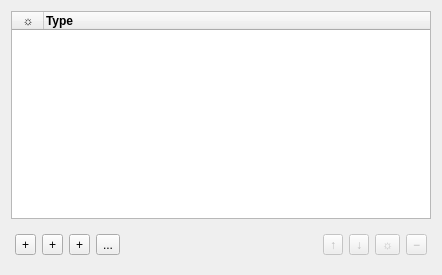
The window that src/dlg/LayerDialog.ui (wagenadl/photohoard) describes before a commit, drawn with Qt 5.
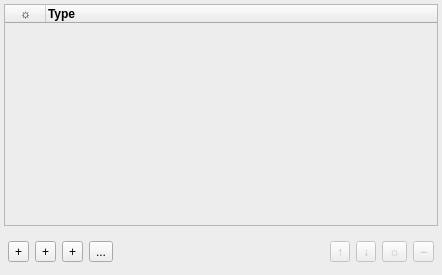
The same window after the commit. Icons and pictures are not drawn.

```diff
--- a/src/dlg/LayerDialog.ui
+++ b/src/dlg/LayerDialog.ui
@@ -10,10 +10,89 @@
     <height>275</height>
    </rect>
   </property>
+  <property name="palette">
+   <palette>
+    <active>
+     <colorrole role="Base">
+      <brush brushstyle="SolidPattern">
+       <color alpha="255">
+        <red>237</red>
+        <green>237</green>
+        <blue>237</blue>
+       </color>
+      </brush>
+     </colorrole>
+     <colorrole role="Window">
+      <brush brushstyle="SolidPattern">
+       <color alpha="255">
+        <red>237</red>
+        <green>237</green>
+        <blue>237</blue>
+       </color>
+      </brush>
+     </colorrole>
+    </active>
+    <inactive>
+     <colorrole role="Base">
+      <brush brushstyle="SolidPattern">
+       <color alpha="255">
+        <red>237</red>
+        <green>237</green>
+        <blue>237</blue>
+       </color>
+      </brush>
+     </colorrole>
+     <colorrole role="Window">
+      <brush brushstyle="SolidPattern">
+       <color alpha="255">
+        <red>237</red>
+        <green>237</green>
+        <blue>237</blue>
+       </color>
+      </brush>
+     </colorrole>
+    </inactive>
+    <disabled>
+     <colorrole role="Base">
+      <brush brushstyle="SolidPattern">
+       <color alpha="255">
+        <red>237</red>
+        <green>237</green>
+        <blue>237</blue>
+       </color>
+      </brush>
+     </colorrole>
+     <colorrole role="Window">
+      <brush brushstyle="SolidPattern">
+       <color alpha="255">
+        <red>237</red>
+        <green>237</green>
+        <blue>237</blue>
+       </color>
+      </brush>
+     </colorrole>
+    </disabled>
+   </palette>
+  </property>
   <property name="windowTitle">
    <string>Layers</string>
   </property>
+  <property name="autoFillBackground">
+   <bool>true</bool>
+  </property>
   <layout class="QVBoxLayout" name="verticalLayout">
+   <property name="leftMargin">
+    <number>4</number>
+   </property>
+   <property name="topMargin">
+    <number>4</number>
+   </property>
+   <property name="rightMargin">
+    <number>4</number>
+   </property>
+   <property name="bottomMargin">
+    <number>4</number>
+   </property>
    <item>
     <widget class="QTableWidget" name="table">
      <property name="horizontalScrollBarPolicy">
@@ -50,7 +129,7 @@
       <bool>false</bool>
      </attribute>
      <attribute name="horizontalHeaderDefaultSectionSize">
-      <number>32</number>
+      <number>41</number>
      </attribute>
      <attribute name="horizontalHeaderStretchLastSection">
       <bool>true</bool>
@@ -68,9 +147,6 @@
         <bold>true</bold>
        </font>
       </property>
-      <property name="textAlignment">
-       <set>AlignCenter</set>
-      </property>
      </column>
      <column>
       <property name="text">
```
